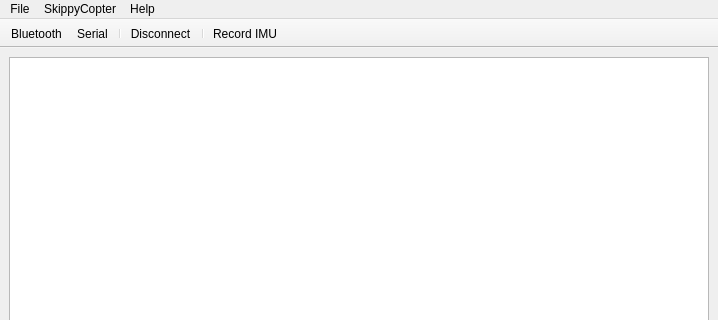
Before: the Qt Designer form software/SkippyMonitor/ui/MainUI.ui in strnk/skippycopter, drawn with Qt 5; both pictures show x 0 to 718 and y 0 to 320 of the 718 by 528 pixel window.
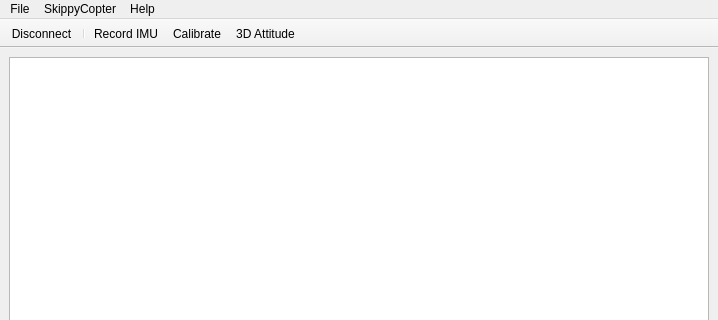
After: the same form once the commit is applied. Icons and pictures are not drawn.

```diff
--- a/software/SkippyMonitor/ui/MainUI.ui
+++ b/software/SkippyMonitor/ui/MainUI.ui
@@ -113,12 +113,11 @@
    <attribute name="toolBarBreak">
     <bool>false</bool>
    </attribute>
-   <addaction name="actionBluetooth"/>
-   <addaction name="actionSerial"/>
-   <addaction name="separator"/>
    <addaction name="actionDisconnect"/>
    <addaction name="separator"/>
    <addaction name="actionRecord_IMU"/>
+   <addaction name="actionCalibrate"/>
+   <addaction name="action3D_Attitude"/>
   </widget>
   <action name="actionAbout">
    <property name="text">
@@ -194,6 +193,24 @@
     <string>Record IMU</string>
    </property>
   </action>
+  <action name="actionCalibrate">
+   <property name="icon">
+    <iconset resource="Resources.qrc">
+     <normaloff>:/icon/tango-32x32/categories/preferences-desktop.png</normaloff>:/icon/tango-32x32/categories/preferences-desktop.png</iconset>
+   </property>
+   <property name="text">
+    <string>Calibrate</string>
+   </property>
+  </action>
+  <action name="action3D_Attitude">
+   <property name="icon">
+    <iconset resource="Resources.qrc">
+     <normaloff>:/icon/tango-32x32/devices/input-gaming.png</normaloff>:/icon/tango-32x32/devices/input-gaming.png</iconset>
+   </property>
+   <property name="text">
+    <string>3D Attitude</string>
+   </property>
+  </action>
  </widget>
  <resources>
   <include location="Resources.qrc"/>
```
Left out of the diff: 2 changed lines with no effect on the pictures.
